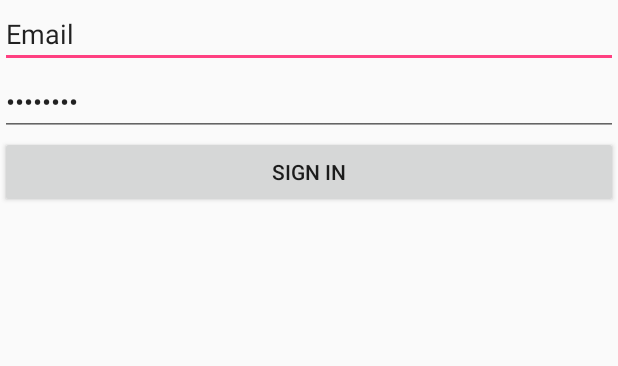
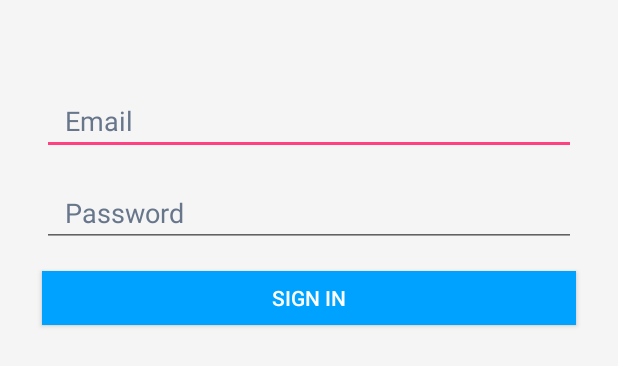
Before and after one commit to shalomweiss/mm-android-2017, an Android app: the layout activity_login.xml on its own in the app's theme, with its tools: preview values and no code run, on a phone screen of 412 x 824 dp. Shown: the top 366 px of the screen. Run offline under Robolectric (Android 15) with nearby library versions, the phone set to English and light mode, and no system bars.

Commit message:
Team B
Added colors
Added login layout
Added Login Activity

```diff
--- a/app/src/main/AndroidManifest.xml
+++ b/app/src/main/AndroidManifest.xml
@@ -1,6 +1,10 @@
 <?xml version="1.0" encoding="utf-8"?>
 <manifest xmlns:android="http://schemas.android.com/apk/res/android"
     package="org.tsofen.mentorim">
+
+    <uses-permission android:name="android.permission.INTERNET" />
+    <uses-permission android:name="android.permission.ACCESS_NETWORK_STATE" />
+    <uses-permission android:name="android.permission.ACCESS_WIFI_STATE" />
 
     <application
         android:allowBackup="true"
@@ -16,10 +20,7 @@
                 <category android:name="android.intent.category.LAUNCHER" />
             </intent-filter>
         </activity>
+        <activity android:name=".LoginActivity"></activity>
     </application>
 
-    <uses-permission android:name="android.permission.INTERNET" />
-    <uses-permission android:name="android.permission.ACCESS_NETWORK_STATE" />
-    <uses-permission android:name="android.permission.ACCESS_WIFI_STATE" />
-
 </manifest>
--- /dev/null
+++ b/app/src/main/java/org/tsofen/mentorim/LoginActivity.java
@@ -0,0 +1,15 @@
+package org.tsofen.mentorim;
+
+import android.support.v7.app.AppCompatActivity;
+import android.os.Bundle;
+
+public class LoginActivity extends AppCompatActivity {
+
+    @Override
+    protected void onCreate(Bundle savedInstanceState) {
+        super.onCreate(savedInstanceState);
+        setContentView(R.layout.activity_login);
+        getSupportActionBar().setTitle(getString(R.string.signin));
+    }
+
+}
--- a/app/src/main/java/org/tsofen/mentorim/MainActivity.java
+++ b/app/src/main/java/org/tsofen/mentorim/MainActivity.java
@@ -1,5 +1,6 @@
 package org.tsofen.mentorim;
 
+import android.content.Intent;
 import android.os.Bundle;
 import android.support.v7.app.AppCompatActivity;
 import android.util.Log;
@@ -17,7 +18,7 @@ public class MainActivity extends AppCompatActivity {
     protected void onCreate(Bundle savedInstanceState) {
         super.onCreate(savedInstanceState);
         setContentView(R.layout.activity_main);
-        login();
+        startActivity(new Intent(MainActivity.this,LoginActivity.class));
     }
 
     // Use-case example:
--- a/app/src/main/res/layout/activity_login.xml
+++ b/app/src/main/res/layout/activity_login.xml
@@ -1,30 +1,48 @@
 <?xml version="1.0" encoding="utf-8"?>
 <LinearLayout xmlns:android="http://schemas.android.com/apk/res/android"
+    xmlns:app="http://schemas.android.com/apk/res-auto"
     xmlns:tools="http://schemas.android.com/tools"
     android:layout_width="match_parent"
     android:layout_height="match_parent"
+    android:background="#f5f5f5"
     android:orientation="vertical"
-    tools:context="org.tsofen.mentorim.MainActivity">
+    android:paddingLeft="20dp"
+    android:paddingRight="20dp"
+    android:paddingTop="50dp"
+    android:weightSum="1"
+    tools:context="org.tsofen.mentorim.LoginActivity">
 
     <EditText
         android:id="@+id/edtEmail"
         android:layout_width="match_parent"
         android:layout_height="wrap_content"
+        android:layout_margin="8dp"
         android:ems="10"
+        android:hint="@string/email"
         android:inputType="textEmailAddress"
-        android:text="@string/email" />
+        android:paddingLeft="15dp"
+        android:textColorHint="@color/textHintColor" />
 
     <EditText
         android:id="@+id/edtPassword"
         android:layout_width="match_parent"
         android:layout_height="wrap_content"
+        android:layout_margin="8dp"
         android:ems="10"
+        android:hint="@string/password"
         android:inputType="textPassword"
-        android:text="@string/password" />
+        android:paddingLeft="15dp"
+        android:textColorHint="@color/textHintColor" />
 
     <Button
         android:id="@+id/btnSignIn"
         android:layout_width="match_parent"
-        android:layout_height="wrap_content"
-        android:text="@string/signin" />
+        android:layout_height="36dp"
+        android:layout_margin="8dp"
+        android:background="@color/colorPrimary"
+        android:padding="0dp"
+        android:text="@string/signin"
+        android:textColor="@android:color/background_light"
+        android:textSize="14sp" />
+
 </LinearLayout>
--- a/app/src/main/res/values/colors.xml
+++ b/app/src/main/res/values/colors.xml
@@ -1,6 +1,7 @@
 <?xml version="1.0" encoding="utf-8"?>
 <resources>
-    <color name="colorPrimary">#3F51B5</color>
-    <color name="colorPrimaryDark">#303F9F</color>
+    <color name="colorPrimary">#00a2ff</color>
+    <color name="colorPrimaryDark">#007EC7</color>
     <color name="colorAccent">#FF4081</color>
+    <color name="textHintColor">#67768B</color>
 </resources>
```
